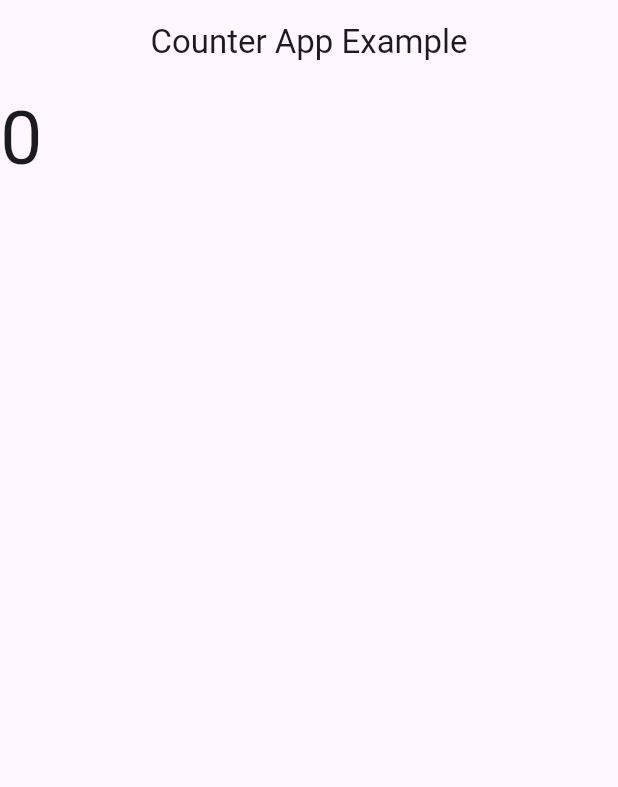
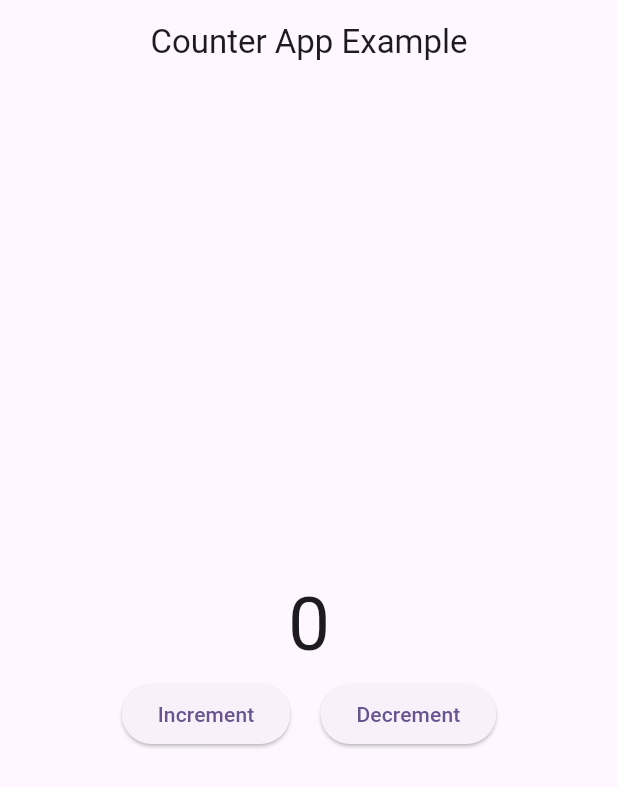
Before and after one commit to waliullah8328/flutter_bloc_project, a Flutter app: the screen it shows after launch, on a phone screen of 412 x 824 dp. Shown: the top 787 px of the screen. Run offline on Flutter 3.47's test engine with Material 3 defaults, Android fonts, the phone set to English and light mode, and no system bars; our stand-ins replace bloc, equatable.

Commit message:
bloc added

```diff
--- /dev/null
+++ b/lib/bloc/counter/counter_bloc.dart
@@ -0,0 +1,15 @@
+import 'package:bloc/bloc.dart';
+import 'package:flutter_bloc_project/bloc/counter/counter_event.dart';
+import 'package:flutter_bloc_project/bloc/counter/counter_state.dart';
+
+class CounterBloc extends Bloc<CounterEvent,CounterState>{
+
+  CounterBloc():super(CounterState()){
+    on<IncrementCounter>(_increment);
+  }
+
+  void _increment (IncrementCounter event, Emitter<CounterState> emit){
+    emit()
+
+  }
+}
--- a/lib/ui/counter_screen.dart
+++ b/lib/ui/counter_screen.dart
@@ -16,8 +16,21 @@ class _CounterScreenState extends State<CounterScreen> {
         centerTitle: true,
       ),
       body: Column(
+
+        mainAxisAlignment: MainAxisAlignment.center,
+        crossAxisAlignment: CrossAxisAlignment.center,
         children: [
-          Text("0",style: TextStyle(fontSize: 50),),
+          Center(child: Text("0",style: TextStyle(fontSize: 50),)),
+          Row(
+            mainAxisAlignment: MainAxisAlignment.center,
+            crossAxisAlignment: CrossAxisAlignment.center,
+            children: [
+
+              ElevatedButton(onPressed: (){}, child: Text("Increment")),
+              SizedBox(width: 20,),
+              ElevatedButton(onPressed: (){}, child: Text("Decrement")),
+            ],
+          )
         ],
       ),
     );
```
Also changed, not shown: lib/bloc/counter/counter_event.dart (added, +22 -0 lines), lib/bloc/counter/counter_state.dart (added, +25 -0 lines).
